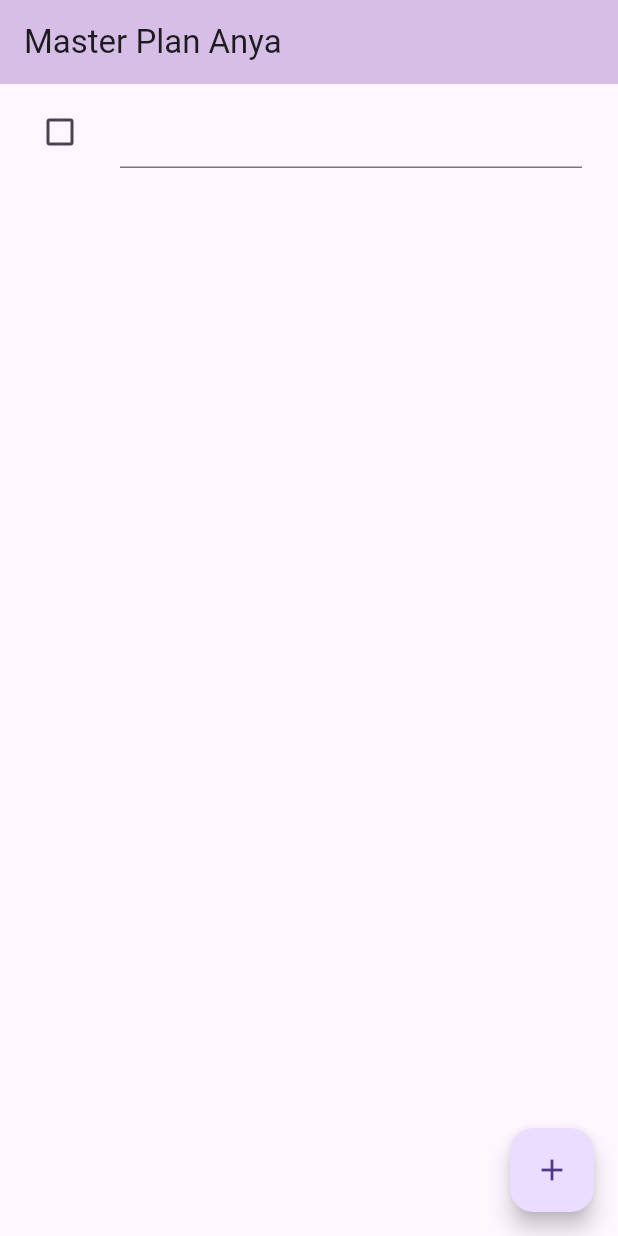
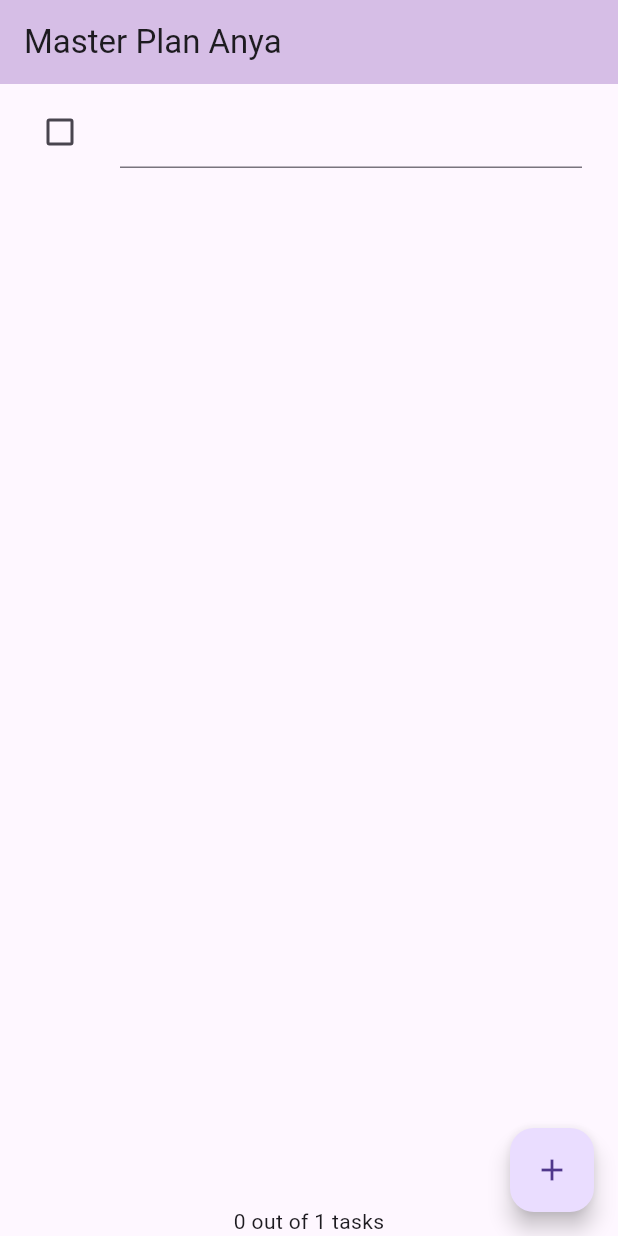
Before and after one commit to anyacallissta/PemrogramanMobile_2025_05, a Flutter app: the screen it shows after launch, after a tap on the "add" icon, on a phone screen of 412 x 824 dp. Run offline on Flutter 3.47's test engine with Material 3 defaults, Android fonts, the phone set to English and light mode, and no system bars; our stand-ins replace auto_size_text, camera.

Commit message:
praktikum 2 - mengelola data layer dengan InheritedWidget dan InheritedNotifier

```diff
--- a/codelab10_dart/src/master_plan/lib/main.dart
+++ b/codelab10_dart/src/master_plan/lib/main.dart
@@ -1,5 +1,7 @@
 import 'package:flutter/material.dart';
 import './views/plan_screen.dart';
+import './provider/plan_provider.dart';
+import 'models/data_layer.dart';
 
 void main() => runApp(MasterPlanApp());
 
@@ -9,8 +11,11 @@ class MasterPlanApp extends StatelessWidget {
   @override
   Widget build(BuildContext context) {
     return MaterialApp(
-     theme: ThemeData(primarySwatch: Colors.purple),
-     home: PlanScreen(),
+      theme: ThemeData(primarySwatch: Colors.purple),
+      home: PlanProvider(
+      notifier: ValueNotifier<Plan>(const Plan()),
+      child: const PlanScreen(),
+    ),
     );
   }
 }
--- a/codelab10_dart/src/master_plan/lib/models/plan.dart
+++ b/codelab10_dart/src/master_plan/lib/models/plan.dart
@@ -5,4 +5,11 @@ class Plan {
   final List<Task> tasks;
 
   const Plan({this.name = '', this.tasks = const []});
+
+  int get completedCount => tasks
+    .where((task) => task.complete)
+    .length;
+
+  String get completenessMessage =>
+    '$completedCount out of ${tasks.length} tasks';
 }
--- /dev/null
+++ b/codelab10_dart/src/master_plan/lib/provider/plan_provider.dart
@@ -0,0 +1,13 @@
+import 'package:flutter/material.dart';
+import '../models/data_layer.dart';
+
+class PlanProvider extends InheritedNotifier<ValueNotifier<Plan>> {
+  const PlanProvider({super.key, required Widget child, required
+   ValueNotifier<Plan> notifier})
+  : super(child: child, notifier: notifier);
+
+  static ValueNotifier<Plan> of(BuildContext context) {
+   return context.
+    dependOnInheritedWidgetOfExactType<PlanProvider>()!.notifier!;
+  }
+}
--- a/codelab10_dart/src/master_plan/lib/views/plan_screen.dart
+++ b/codelab10_dart/src/master_plan/lib/views/plan_screen.dart
@@ -1,5 +1,6 @@
 import '../models/data_layer.dart';
 import 'package:flutter/material.dart';
+import '../provider/plan_provider.dart';
 
 class PlanScreen extends StatefulWidget {
   const PlanScreen({super.key});
@@ -9,7 +10,7 @@ class PlanScreen extends StatefulWidget {
 }
 
 class _PlanScreenState extends State<PlanScreen> {
-  Plan plan = const Plan();
+  // Plan plan = const Plan();
   late ScrollController scrollController;
 
   @override
@@ -41,65 +42,72 @@ class _PlanScreenState extends State<PlanScreen> {
         title: const Text('Master Plan Anya'),
         backgroundColor: const Color.fromARGB(255, 214, 190, 230),
       ),
-      body: _buildList(),
-      floatingActionButton: _buildAddTaskButton(),
+      body: ValueListenableBuilder<Plan>(
+        valueListenable: PlanProvider.of(context),
+        builder: (context, plan, child) {
+          return Column(
+            children: [
+              Expanded(child: _buildList(plan)),
+              SafeArea(child: Text(plan.completenessMessage))
+            ],
+          );
+        },
+      ),
+      floatingActionButton: _buildAddTaskButton(context),
     );
   }
 
-  Widget _buildAddTaskButton() {
+  Widget _buildAddTaskButton(BuildContext context) {
+    ValueNotifier<Plan> planNotifier = PlanProvider.of(context);
     return FloatingActionButton(
       child: const Icon(Icons.add),
       onPressed: () {
-        setState(() {
-          plan = Plan(
-            name: plan.name,
-            tasks: List<Task>.from(plan.tasks)..add(const Task()),
+        Plan currentPlan = planNotifier.value;
+        planNotifier.value = Plan(
+          name: currentPlan.name,
+          tasks: List<Task>.from(currentPlan.tasks)..add(const Task()),
         );
-        });
       },
     );
   }
 
-  Widget _buildList() {
+  Widget _buildList(Plan plan) {
     return ListView.builder(
       controller: scrollController,
-      keyboardDismissBehavior: ScrollViewKeyboardDismissBehavior.onDrag,
       itemCount: plan.tasks.length,
       itemBuilder: (context, index) =>
-          _buildTaskTile(plan.tasks[index], index),
+          _buildTaskTile(plan.tasks[index], index, context),
     );
   }
 
-  Widget _buildTaskTile(Task task, int index) {
+  Widget _buildTaskTile(Task task, int index, BuildContext context) {
+    ValueNotifier<Plan> planNotifier = PlanProvider.of(context);
     return ListTile(
       leading: Checkbox(
         value: task.complete,
         onChanged: (selected) {
-          setState(() {
-            plan = Plan(
-              name: plan.name,
-              tasks: List<Task>.from(plan.tasks)
+          Plan currentPlan = planNotifier.value;
+          planNotifier.value = Plan(
+            name: currentPlan.name,
+            tasks: List<Task>.from(currentPlan.tasks)
               ..[index] = Task(
                 description: task.description,
                 complete: selected ?? false,
               ),
           );
-          });
-        },
-      ),
+        }),
       title: TextFormField(
         initialValue: task.description,
         onChanged: (text) {
-          setState(() {
-            plan = Plan(
-              name: plan.name,
-              tasks: List<Task>.from(plan.tasks)
+          Plan currentPlan = planNotifier.value;
+          planNotifier.value = Plan(
+            name: currentPlan.name,
+            tasks: List<Task>.from(currentPlan.tasks)
               ..[index] = Task(
                 description: text,
                 complete: task.complete,
               ),
           );
-          });
         },
       ),
     );
```
Lines whose indentation alone changed are shown as unchanged.
